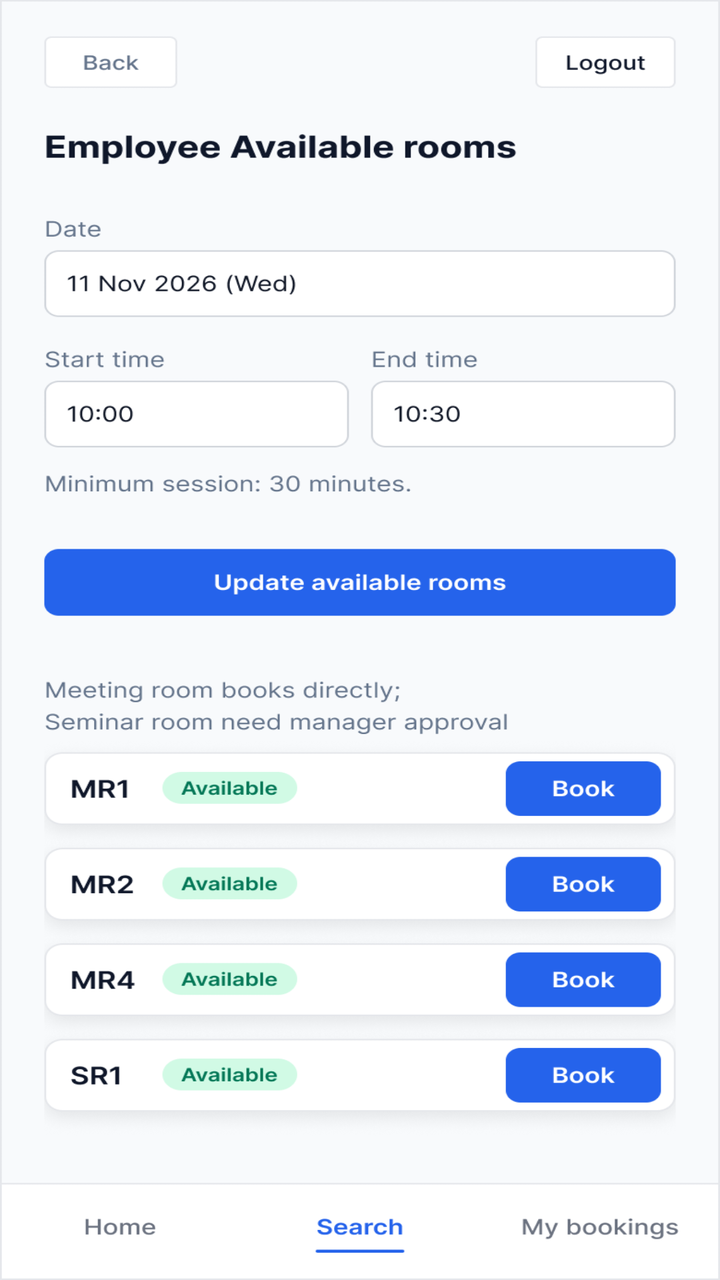
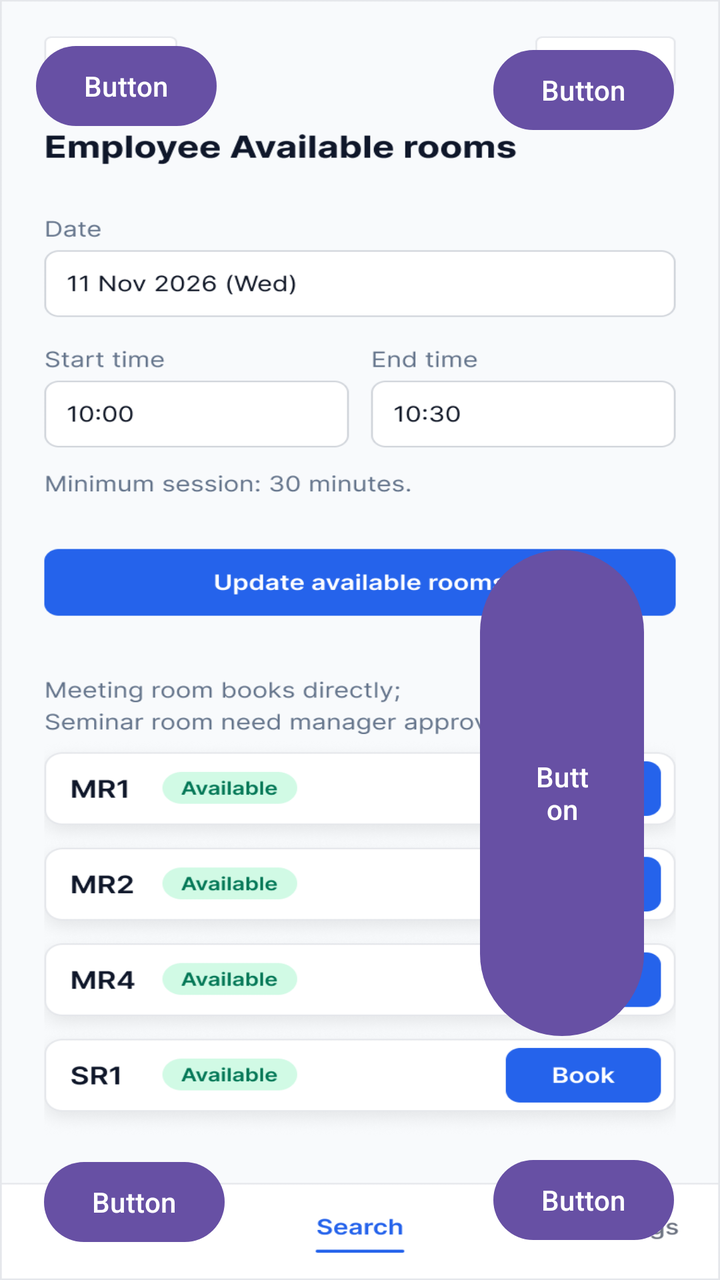

An Android layout rendered at two revisions. The XML below is the earlier revision; the diff shows what the commit changed to produce the second picture.
<!-- AndroidManifest.xml: application theme Theme.MeetingRoomBooking -->
<!-- res/layout/activity_available_rooms.xml -->
<?xml version="1.0" encoding="utf-8"?>
<androidx.constraintlayout.widget.ConstraintLayout xmlns:android="http://schemas.android.com/apk/res/android"
    xmlns:app="http://schemas.android.com/apk/res-auto"
    xmlns:tools="http://schemas.android.com/tools"
    android:id="@+id/main"
    android:layout_width="match_parent"
    android:layout_height="match_parent"
    tools:context=".AvailableRoomsActivity">

    <ImageView
        android:id="@+id/imageView3"
        android:layout_width="0dp"
        android:layout_height="0dp"
        android:scaleType="fitXY"
        app:layout_constraintBottom_toBottomOf="parent"
        app:layout_constraintEnd_toEndOf="parent"
        app:layout_constraintStart_toStartOf="parent"
        app:layout_constraintTop_toTopOf="parent"
        app:srcCompat="@drawable/screen_available_rooms" />
</androidx.constraintlayout.widget.ConstraintLayout>
<!-- resources referenced by this layout -->
<resources>
  <!-- drawable screen_available_rooms: png bitmap (drawable, 106420 bytes) -->
  <style name="Theme.MeetingRoomBooking" parent="Base.Theme.MeetingRoomBooking" />
  <style name="Base.Theme.MeetingRoomBooking" parent="Theme.Material3.DayNight.NoActionBar">
          
          
      </style>
</resources>

<!-- the commit's change to res/layout/activity_available_rooms.xml (unified diff, before → after) -->
@@ -17,4 +17,54 @@
         app:layout_constraintStart_toStartOf="parent"
         app:layout_constraintTop_toTopOf="parent"
         app:srcCompat="@drawable/screen_available_rooms" />
+
+    <Button
+        android:id="@+id/btnbackfromavailableroom"
+        android:layout_width="wrap_content"
+        android:layout_height="wrap_content"
+        android:layout_marginStart="18dp"
+        android:layout_marginTop="19dp"
+        android:text="Button"
+        app:layout_constraintStart_toStartOf="parent"
+        app:layout_constraintTop_toTopOf="parent" />
+
+    <Button
+        android:id="@+id/btnlogoutfromavailableroom"
+        android:layout_width="wrap_content"
+        android:layout_height="wrap_content"
+        android:layout_marginTop="21dp"
+        android:layout_marginEnd="23dp"
+        android:text="Button"
+        app:layout_constraintEnd_toEndOf="parent"
+        app:layout_constraintTop_toTopOf="parent" />
+
+    <Button
+        android:id="@+id/btnbookbtninavailableroom"
+        android:layout_width="82dp"
+        android:layout_height="251dp"
+        android:layout_marginEnd="38dp"
+        android:layout_marginBottom="118dp"
+        android:text="Button"
+        app:layout_constraintBottom_toBottomOf="parent"
+        app:layout_constraintEnd_toEndOf="parent" />
+
+    <Button
+        android:id="@+id/btnhomefromavailableroom"
+        android:layout_width="wrap_content"
+        android:layout_height="wrap_content"
+        android:layout_marginStart="22dp"
+        android:layout_marginBottom="15dp"
+        android:text="Button"
+        app:layout_constraintBottom_toBottomOf="parent"
+        app:layout_constraintStart_toStartOf="parent" />
+
+    <Button
+        android:id="@+id/btnmybookingfromavailableroom"
+        android:layout_width="wrap_content"
+        android:layout_height="wrap_content"
+        android:layout_marginEnd="23dp"
+        android:layout_marginBottom="16dp"
+        android:text="Button"
+        app:layout_constraintBottom_toBottomOf="parent"
+        app:layout_constraintEnd_toEndOf="parent" />
 </androidx.constraintlayout.widget.ConstraintLayout>
